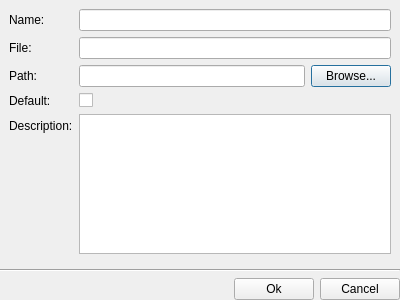
The window that src/project/file_workspace_new_dialog.ui (rdit-ch/itemframework) describes before a commit, drawn with Qt 5.
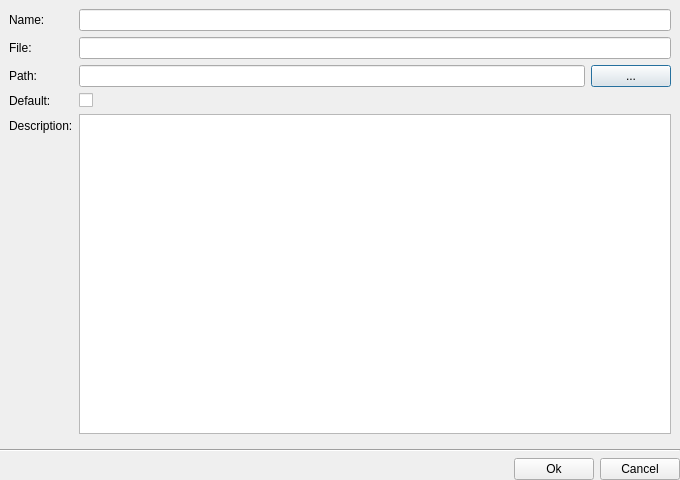
The same window after the commit.

The edit to the form file:
```diff
--- a/src/project/file_workspace_new_dialog.ui
+++ b/src/project/file_workspace_new_dialog.ui
@@ -6,8 +6,8 @@
    <rect>
     <x>0</x>
     <y>0</y>
-    <width>400</width>
-    <height>300</height>
+    <width>680</width>
+    <height>480</height>
    </rect>
   </property>
   <property name="windowTitle">
@@ -29,6 +29,9 @@
    <item>
     <widget class="QWidget" name="widget" native="true">
      <layout class="QFormLayout" name="formLayout_2">
+      <property name="fieldGrowthPolicy">
+       <enum>QFormLayout::ExpandingFieldsGrow</enum>
+      </property>
       <item row="0" column="0">
        <widget class="QLabel" name="labelName">
         <property name="text">
@@ -55,7 +58,7 @@
         <item>
          <widget class="QPushButton" name="butShowFileDialog">
           <property name="text">
-           <string>Browse...</string>
+           <string>...</string>
           </property>
          </widget>
         </item>
```
Left out of the diff: 6 changed lines with no effect on the pictures.
